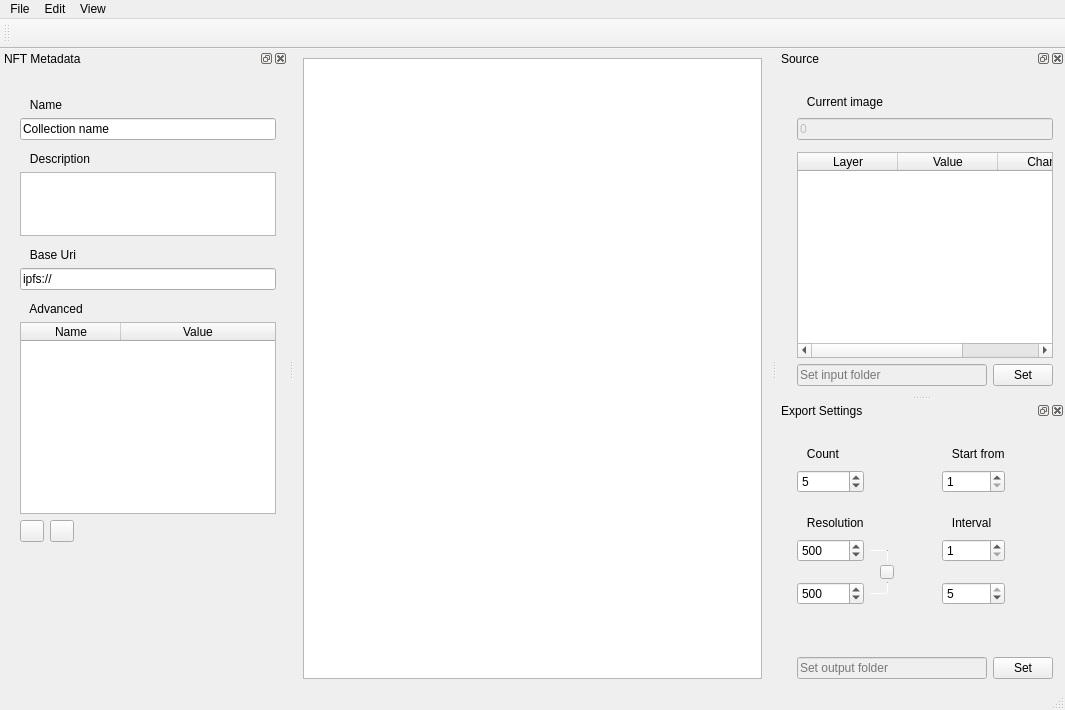
Above: src/mainwindow.ui from CineEncoder/nft-generator before the change. Below: the same form after it.
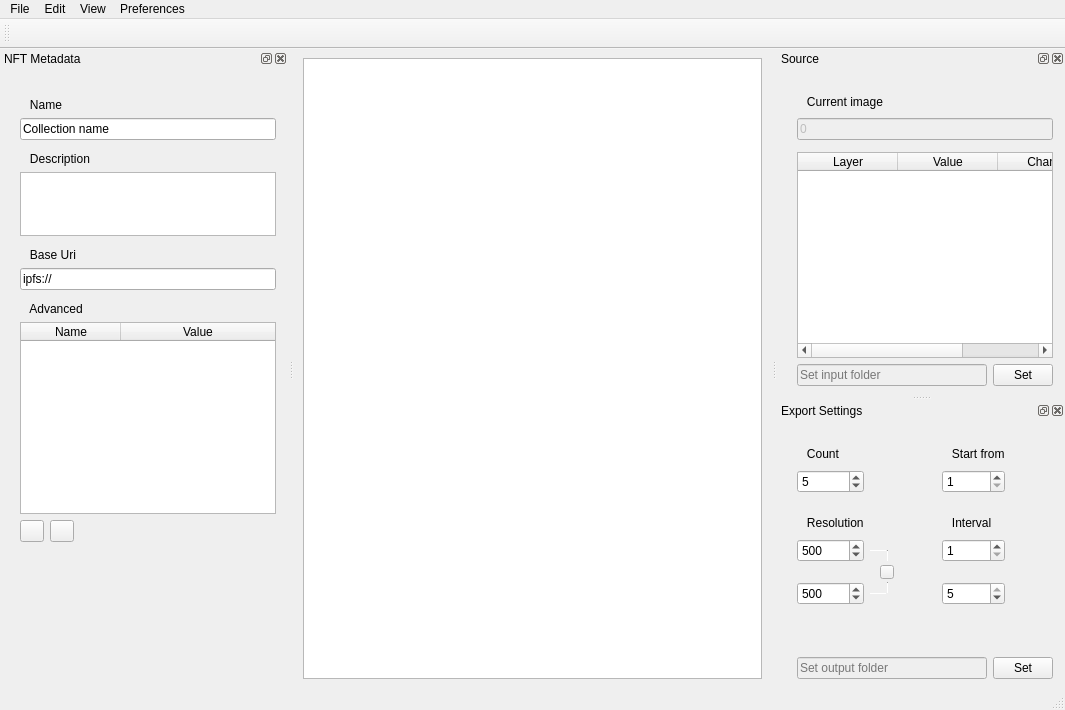
That is the form after the change. Icons and pictures are not drawn.

```diff
--- a/src/mainwindow.ui
+++ b/src/mainwindow.ui
@@ -1038,19 +1038,6 @@
          </property>
         </spacer>
        </item>
-       <item row="4" column="7" alignment="Qt::AlignLeft">
-        <widget class="QLabel" name="label_9">
-         <property name="minimumSize">
-          <size>
-           <width>0</width>
-           <height>20</height>
-          </size>
-         </property>
-         <property name="text">
-          <string>   Interval</string>
-         </property>
-        </widget>
-       </item>
        <item row="6" column="7">
         <widget class="QSpinBox" name="spinBox_startInt">
          <property name="minimumSize">
@@ -1098,6 +1085,19 @@
          </property>
         </widget>
        </item>
+       <item row="4" column="7">
+        <widget class="QLabel" name="label_9">
+         <property name="minimumSize">
+          <size>
+           <width>0</width>
+           <height>20</height>
+          </size>
+         </property>
+         <property name="text">
+          <string>   Interval</string>
+         </property>
+        </widget>
+       </item>
       </layout>
      </item>
     </layout>
@@ -1137,9 +1137,16 @@
      <string>View</string>
     </property>
    </widget>
+   <widget class="QMenu" name="menuPreferences">
+    <property name="title">
+     <string>Preferences</string>
+    </property>
+    <addaction name="actionSettings"/>
+   </widget>
    <addaction name="menuFile"/>
    <addaction name="menuEdit"/>
    <addaction name="menuView"/>
+   <addaction name="menuPreferences"/>
   </widget>
   <widget class="QToolBar" name="toolBar">
    <property name="minimumSize">
```
Left out of the diff: 5 changed lines with no effect on the pictures.
